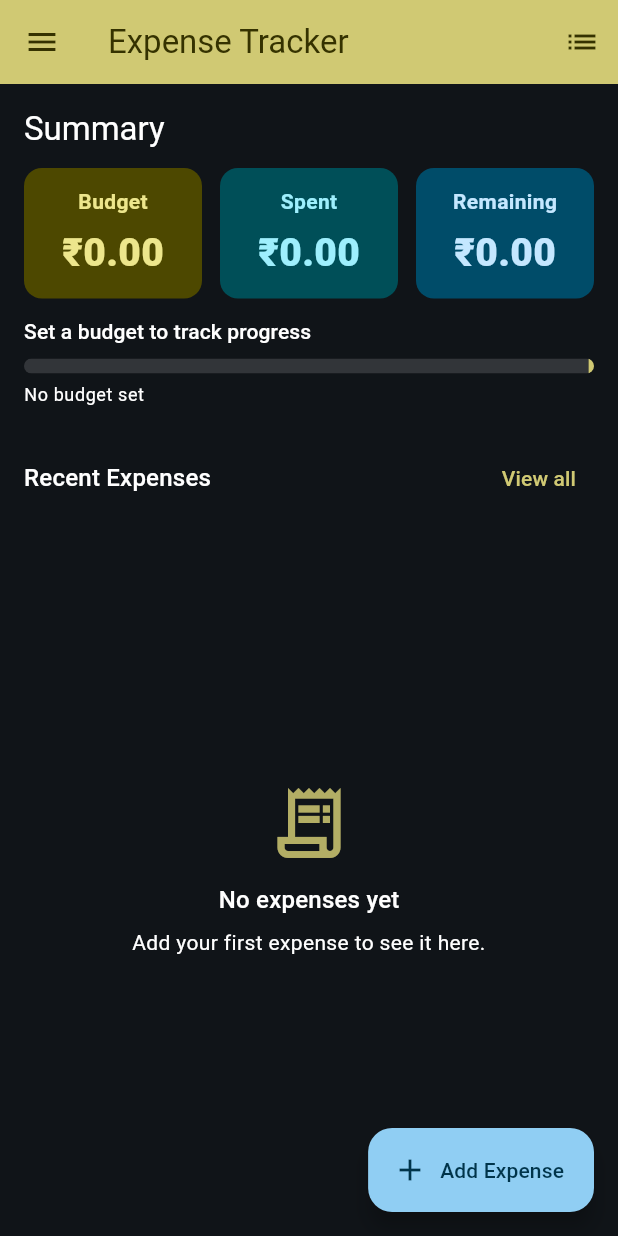
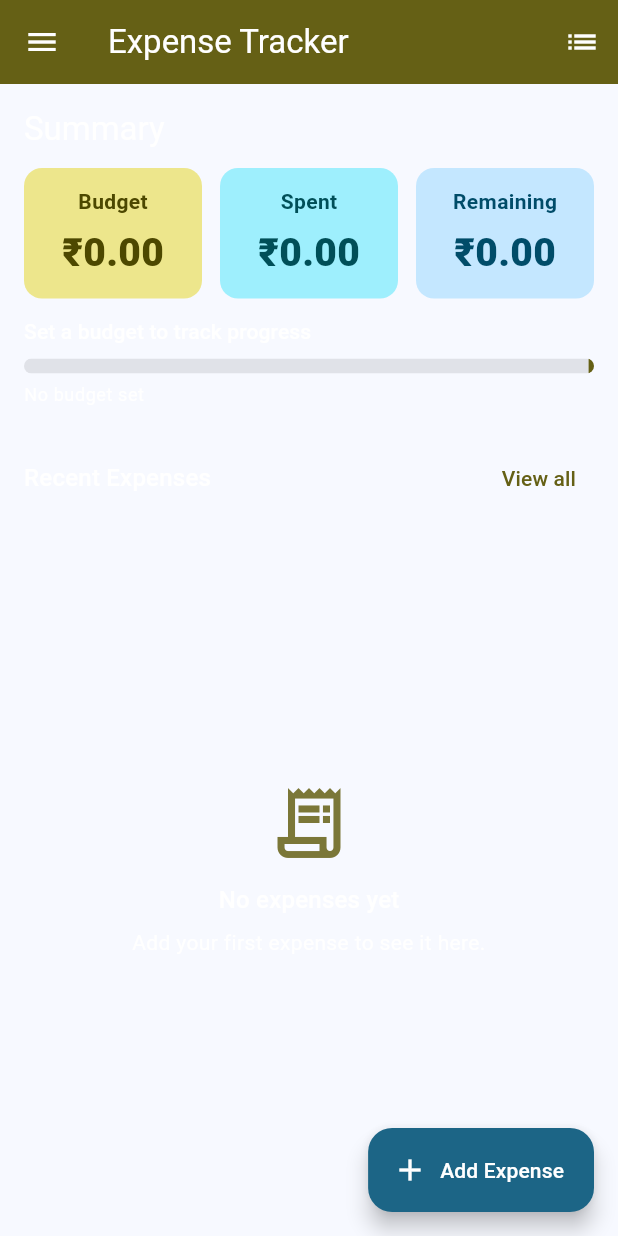
Before and after one commit to rzfi/flutter-expense-tracker, a Flutter app: the screen it shows after launch, on a phone screen of 412 x 824 dp. Run offline on Flutter 3.47's test engine with Material 3 defaults, Android fonts, the phone set to English and light mode, and no system bars; drawn by our look-alikes of auto_size_text; our stand-ins replace csv, fl_chart, google_fonts, hive, hive_flutter, pdf and 3 more; accounts and stored records are empty.

Commit message:
Minor theme bug solved

```diff
--- a/lib/main.dart
+++ b/lib/main.dart
@@ -77,7 +77,7 @@ class MyApp extends StatelessWidget {
         return MaterialApp(
           debugShowCheckedModeBanner: false,
           title: 'Budgo',
-          theme: themeProvider.materialTheme.darkScheme().copyWith(
+          theme: themeProvider.materialTheme.lightScheme().copyWith(
             visualDensity: VisualDensity.adaptivePlatformDensity,
           ),
           darkTheme: themeProvider.materialTheme.darkScheme().copyWith(
```
